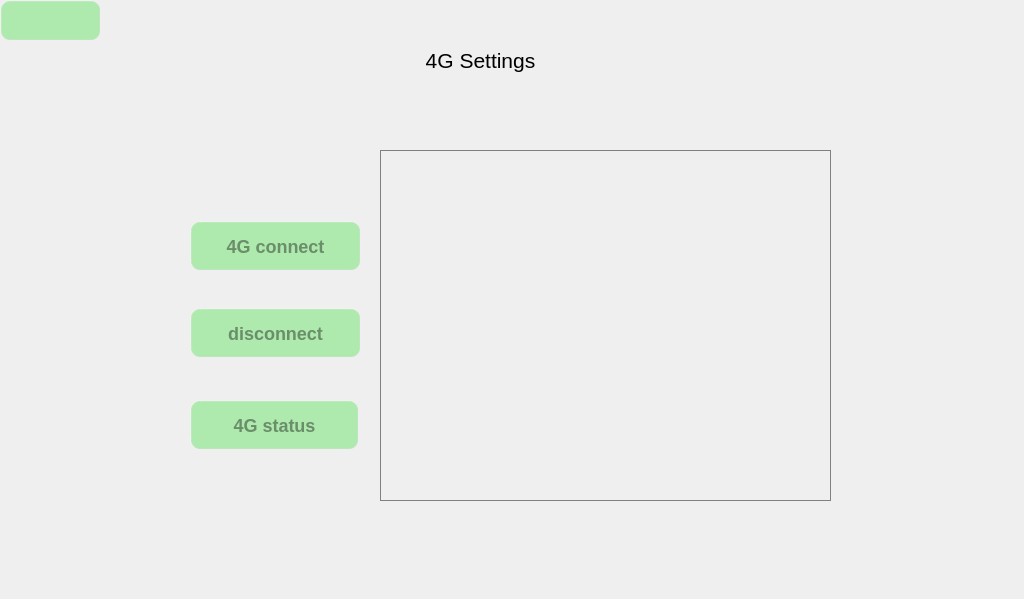
Before: the Qt Designer form qt/t507/sim_module.ui in jizizihe/baijie_demo, drawn with Qt 5.
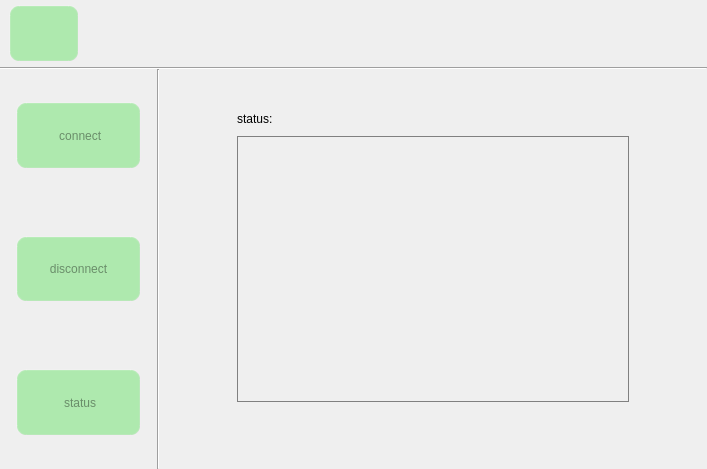
After: the same form once the commit is applied. Icons and pictures are not drawn.

Commit message: func: add and change many code for: 1.optimize voice 2.add rotating screen  90 degrees 3.add  select file function 4.adaptation of screen/font 5.optimize backlight 6.add sreen ration by input method 7.modified the file copy, cut, and delete function 8.adjust the serial port Layout 9.unify font and layout

The edit to the form file:
```diff
--- a/qt/t507/sim_module.ui
+++ b/qt/t507/sim_module.ui
@@ -6,8 +6,8 @@
    <rect>
     <x>0</x>
     <y>0</y>
-    <width>1024</width>
-    <height>599</height>
+    <width>707</width>
+    <height>469</height>
    </rect>
   </property>
   <property name="windowTitle">
@@ -23,7 +23,6 @@
      border-width:  2px;  /*边框宽度为4像素*/
      border-radius: 10px; /*边框圆角半径*/
      border-color: rgba(255, 225, 255, 30);/*边框颜色*/
-     font: bold 18px;/*字体*/
      color:rgba(0, 0, 0, 100);/*字体颜色*/
      padding: 6px; /*填衬*/
 	outline: none; /*去掉按钮的虚线框*/
@@ -68,111 +67,417 @@
 }</string>
   </property>
   <widget class="QWidget" name="centralwidget">
-   <widget class="QPushButton" name="retBtn">
-    <property name="geometry">
-     <rect>
-      <x>0</x>
-      <y>0</y>
-      <width>101</width>
-      <height>41</height>
-     </rect>
+   <layout class="QGridLayout" name="gridLayout_2" rowstretch="1,0,6">
+    <property name="leftMargin">
+     <number>0</number>
     </property>
-    <property name="text">
-     <string/>
+    <property name="topMargin">
+     <number>0</number>
     </property>
-    <property name="icon">
-     <iconset resource="translation.qrc">
-      <normaloff>:/t507_button_image/return.png</normaloff>:/t507_button_image/return.png</iconset>
+    <property name="rightMargin">
+     <number>0</number>
     </property>
-   </widget>
-   <widget class="QLabel" name="label">
-    <property name="geometry">
-     <rect>
-      <x>330</x>
-      <y>30</y>
-      <width>301</width>
-      <height>61</height>
-     </rect>
+    <property name="bottomMargin">
+     <number>0</number>
     </property>
-    <property name="font">
-     <font>
-      <pointsize>16</pointsize>
-     </font>
+    <property name="spacing">
+     <number>0</number>
     </property>
-    <property name="text">
-     <string>4G Settings</string>
-    </property>
-    <property name="alignment">
-     <set>Qt::AlignCenter</set>
-    </property>
-   </widget>
-   <widget class="QWidget" name="layoutWidget">
-    <property name="geometry">
-     <rect>
-      <x>190</x>
-      <y>190</y>
-      <width>171</width>
-      <height>201</height>
-     </rect>
-    </property>
-    <layout class="QVBoxLayout" name="verticalLayout">
-     <item>
-      <widget class="QPushButton" name="SimConnectBtn">
-       <property name="minimumSize">
-        <size>
-         <width>0</width>
-         <height>50</height>
-        </size>
-       </property>
-       <property name="text">
-        <string>4G connect</string>
-       </property>
-      </widget>
-     </item>
-     <item>
-      <widget class="QPushButton" name="SimDisconnectBtn">
-       <property name="minimumSize">
-        <size>
-         <width>0</width>
-         <height>50</height>
-        </size>
-       </property>
-       <property name="text">
-        <string>disconnect</string>
-       </property>
-      </widget>
-     </item>
-    </layout>
-   </widget>
-   <widget class="QPushButton" name="SimStausBtn">
-    <property name="geometry">
-     <rect>
-      <x>190</x>
-      <y>400</y>
-      <width>169</width>
-      <height>50</height>
-     </rect>
-    </property>
-    <property name="minimumSize">
-     <size>
-      <width>0</width>
-      <height>50</height>
-     </size>
-    </property>
-    <property name="text">
-     <string>4G status</string>
-    </property>
-   </widget>
-   <widget class="QTextEdit" name="textEdit">
-    <property name="geometry">
-     <rect>
-      <x>380</x>
-      <y>150</y>
-      <width>451</width>
-      <height>351</height>
-     </rect>
-    </property>
-   </widget>
+    <item row="0" column="0">
+     <layout class="QHBoxLayout" name="horizontalLayout_5" stretch="1,9">
+      <property name="spacing">
+       <number>0</number>
+      </property>
+      <property name="leftMargin">
+       <number>9</number>
+      </property>
+      <property name="topMargin">
+       <number>5</number>
+      </property>
+      <property name="bottomMargin">
+       <number>5</number>
+      </property>
+      <item>
+       <widget class="QPushButton" name="retBtn">
+        <property name="sizePolicy">
+         <sizepolicy hsizetype="Minimum" vsizetype="Minimum">
+          <horstretch>0</horstretch>
+          <verstretch>0</verstretch>
+         </sizepolicy>
+        </property>
+        <property name="text">
+         <string/>
+        </property>
+        <property name="icon">
+         <iconset resource="translation.qrc">
+          <normaloff>:/t507_button_image/return.png</normaloff>:/t507_button_image/return.png</iconset>
+        </property>
+        <property name="iconSize">
+         <size>
+          <width>32</width>
+          <height>32</height>
+         </size>
+        </property>
+       </widget>
+      </item>
+      <item>
+       <spacer name="horizontalSpacer_7">
+        <property name="orientation">
+         <enum>Qt::Horizontal</enum>
+        </property>
+        <property name="sizeHint" stdset="0">
+         <size>
+          <width>40</width>
+          <height>20</height>
+         </size>
+        </property>
+       </spacer>
+      </item>
+     </layout>
+    </item>
+    <item row="1" column="0">
+     <widget class="Line" name="line_2">
+      <property name="maximumSize">
+       <size>
+        <width>16777215</width>
+        <height>2</height>
+       </size>
+      </property>
+      <property name="orientation">
+       <enum>Qt::Horizontal</enum>
+      </property>
+     </widget>
+    </item>
+    <item row="2" column="0">
+     <layout class="QHBoxLayout" name="horizontalLayout_4" stretch="2,0,7">
+      <item>
+       <widget class="QWidget" name="widget" native="true">
+        <layout class="QVBoxLayout" name="verticalLayout" stretch="1,2,2,2,2,2,1">
+         <property name="spacing">
+          <number>0</number>
+         </property>
+         <property name="leftMargin">
+          <number>0</number>
+         </property>
+         <property name="topMargin">
+          <number>0</number>
+         </property>
+         <property name="rightMargin">
+          <number>0</number>
+         </property>
+         <property name="bottomMargin">
+          <number>0</number>
+         </property>
+         <item>
+          <spacer name="verticalSpacer">
+           <property name="orientation">
+            <enum>Qt::Vertical</enum>
+           </property>
+           <property name="sizeHint" stdset="0">
+            <size>
+             <width>20</width>
+             <height>32</height>
+            </size>
+           </property>
+          </spacer>
+         </item>
+         <item>
+          <layout class="QHBoxLayout" name="horizontalLayout" stretch="1,8,1">
+           <property name="spacing">
+            <number>0</number>
+           </property>
+           <item>
+            <spacer name="horizontalSpacer">
+             <property name="orientation">
+              <enum>Qt::Horizontal</enum>
+             </property>
+             <property name="sizeHint" stdset="0">
+              <size>
+               <width>40</width>
+               <height>20</height>
+              </size>
+             </property>
+            </spacer>
+           </item>
+           <item>
+            <widget class="QPushButton" name="SimConnectBtn">
+             <property name="sizePolicy">
+              <sizepolicy hsizetype="Minimum" vsizetype="Minimum">
+               <horstretch>0</horstretch>
+               <verstretch>0</verstretch>
+              </sizepolicy>
+             </property>
+             <property name="minimumSize">
+              <size>
+               <width>0</width>
+               <height>0</height>
+              </size>
+             </property>
+             <property name="text">
+              <string> connect</string>
+             </property>
+            </widget>
+           </item>
+           <item>
+            <spacer name="horizontalSpacer_2">
+             <property name="orientation">
+              <enum>Qt::Horizontal</enum>
+             </property>
+             <property name="sizeHint" stdset="0">
+              <size>
+               <width>40</width>
+               <height>20</height>
+              </size>
+             </property>
+            </spacer>
+           </item>
+          </layout>
+         </item>
+         <item>
+          <spacer name="verticalSpacer_2">
+           <property name="orientation">
+            <enum>Qt::Vertical</enum>
+           </property>
+           <property name="sizeHint" stdset="0">
+            <size>
+             <width>20</width>
+             <height>66</height>
+            </size>
+           </property>
+          </spacer>
+         </item>
+         <item>
+          <layout class="QHBoxLayout" name="horizontalLayout_2" stretch="1,8,1">
+           <property name="spacing">
+            <number>0</number>
+           </property>
+           <item>
+            <spacer name="horizontalSpacer_4">
+             <property name="orientation">
+              <enum>Qt::Horizontal</enum>
+             </property>
+             <property name="sizeHint" stdset="0">
+              <size>
+               <width>40</width>
+               <height>20</height>
+              </size>
+             </property>
+            </spacer>
+           </item>
+           <item>
+            <widget class="QPushButton" name="SimDisconnectBtn">
+             <property name="sizePolicy">
+              <sizepolicy hsizetype="Minimum" vsizetype="Minimum">
+               <horstretch>0</horstretch>
+               <verstretch>0</verstretch>
+              </sizepolicy>
+             </property>
+             <property name="minimumSize">
+              <size>
+               <width>0</width>
+               <height>0</height>
+              </size>
+             </property>
+             <property name="text">
+              <string>disconnect</string>
+             </property>
+            </widget>
+           </item>
+           <item>
+            <spacer name="horizontalSpacer_3">
+             <property name="orientation">
+              <enum>Qt::Horizontal</enum>
+             </property>
+             <property name="sizeHint" stdset="0">
+              <size>
+               <width>40</width>
+               <height>20</height>
+              </size>
+             </property>
+            </spacer>
+           </item>
+          </layout>
+         </item>
+         <item>
+          <spacer name="verticalSpacer_3">
+           <property name="orientation">
+            <enum>Qt::Vertical</enum>
+           </property>
+           <property name="sizeHint" stdset="0">
+            <size>
+             <width>20</width>
+             <height>66</height>
+            </size>
+           </property>
+          </spacer>
+         </item>
+         <item>
+          <layout class="QHBoxLayout" name="horizontalLayout_3" stretch="1,8,1">
+           <property name="spacing">
+            <number>0</number>
+           </property>
+           <item>
+            <spacer name="horizontalSpacer_5">
+             <property name="orientation">
+              <enum>Qt::Horizontal</enum>
+             </property>
+             <property name="sizeHint" stdset="0">
+              <size>
+               <width>40</width>
+               <height>20</height>
+              </size>
+             </property>
+            </spacer>
+           </item>
+           <item>
+            <widget class="QPushButton" name="SimStausBtn">
+             <property name="sizePolicy">
+              <sizepolicy hsizetype="Minimum" vsizetype="Minimum">
+               <horstretch>0</horstretch>
+               <verstretch>0</verstretch>
+              </sizepolicy>
+             </property>
+             <property name="minimumSize">
+              <size>
+               <width>0</width>
+               <height>0</height>
+              </size>
+             </property>
+             <property name="text">
+              <string> status</string>
+             </property>
+            </widget>
+           </item>
+           <item>
+            <spacer name="horizontalSpacer_6">
+             <property name="orientation">
+              <enum>Qt::Horizontal</enum>
+             </property>
+             <property name="sizeHint" stdset="0">
+              <size>
+               <width>40</width>
+               <height>20</height>
+              </size>
+             </property>
+            </spacer>
+           </item>
+          </layout>
+         </item>
+         <item>
+          <spacer name="verticalSpacer_4">
+           <property name="orientation">
+            <enum>Qt::Vertical</enum>
+           </property>
+           <property name="sizeHint" stdset="0">
+            <size>
+             <width>20</width>
+             <height>32</height>
+            </size>
+           </property>
+          </spacer>
+         </item>
+        </layout>
+       </widget>
+      </item>
+      <item>
+       <widget class="Line" name="line">
+        <property name="maximumSize">
+         <size>
+          <width>2</width>
+          <height>16777215</height>
+         </size>
+        </property>
+        <property name="orientation">
+         <enum>Qt::Vertical</enum>
+        </property>
+       </widget>
+      </item>
+      <item>
+       <widget class="QWidget" name="widget_2" native="true">
+        <layout class="QGridLayout" name="gridLayout" rowstretch="1,1,8,2" columnstretch="1,5,1">
+         <property name="leftMargin">
+          <number>0</number>
+         </property>
+         <property name="topMargin">
+          <number>0</number>
+         </property>
+         <property name="rightMargin">
+          <number>0</number>
+         </property>
+         <property name="bottomMargin">
+          <number>0</number>
+         </property>
+         <property name="spacing">
+          <number>0</number>
+         </property>
+         <item row="2" column="2">
+          <spacer name="horizontalSpacer_9">
+           <property name="orientation">
+            <enum>Qt::Horizontal</enum>
+           </property>
+           <property name="sizeHint" stdset="0">
+            <size>
+             <width>40</width>
+             <height>20</height>
+            </size>
+           </property>
+          </spacer>
+         </item>
+         <item row="2" column="1">
+          <widget class="QTextEdit" name="textEdit"/>
+         </item>
+         <item row="0" column="1">
+          <spacer name="verticalSpacer_5">
+           <property name="orientation">
+            <enum>Qt::Vertical</enum>
+           </property>
+           <property name="sizeHint" stdset="0">
+            <size>
+             <width>20</width>
+             <height>40</height>
+            </size>
+           </property>
+          </spacer>
+         </item>
+         <item row="3" column="1">
+          <spacer name="verticalSpacer_6">
+           <property name="orientation">
+            <enum>Qt::Vertical</enum>
+           </property>
+           <property name="sizeHint" stdset="0">
+            <size>
+             <width>20</width>
+             <height>40</height>
+            </size>
+           </property>
+          </spacer>
+         </item>
+         <item row="2" column="0">
+          <spacer name="horizontalSpacer_8">
+           <property name="orientation">
+            <enum>Qt::Horizontal</enum>
+           </property>
+           <property name="sizeHint" stdset="0">
+            <size>
+             <width>40</width>
+             <height>20</height>
+            </size>
+           </property>
+          </spacer>
+         </item>
+         <item row="1" column="1">
+          <widget class="QLabel" name="label">
+           <property name="text">
+            <string>status:</string>
+           </property>
+          </widget>
+         </item>
+        </layout>
+       </widget>
+      </item>
+     </layout>
+    </item>
+   </layout>
   </widget>
   <widget class="QMenuBar" name="menubar">
    <property name="geometry">
```
Left out of the diff: 4 changed lines with no effect on the pictures. The commit also changes 161 other files.
